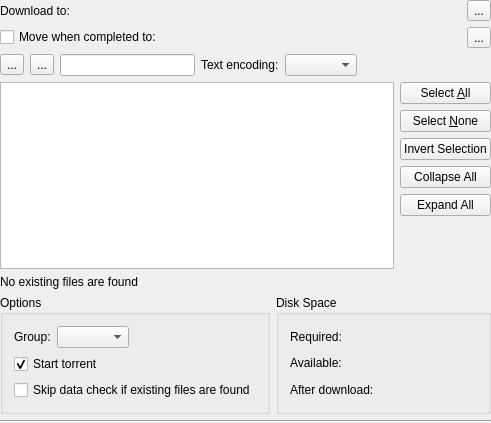
First picture: the form in ktorrent/dialogs/fileselectdlg.ui, repository KDE/ktorrent, before the edit.
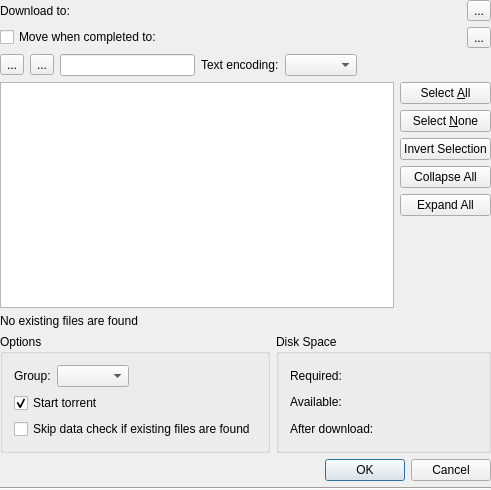
Second picture: the form after the edit. Custom widgets are drawn as their Qt base class.

The edit to the form file:
```diff
--- a/ktorrent/dialogs/fileselectdlg.ui
+++ b/ktorrent/dialogs/fileselectdlg.ui
@@ -7,7 +7,7 @@
     <x>0</x>
     <y>0</y>
     <width>491</width>
-    <height>423</height>
+    <height>490</height>
    </rect>
   </property>
   <property name="windowTitle">
@@ -345,6 +345,13 @@
      </item>
     </layout>
    </item>
+   <item>
+    <widget class="QDialogButtonBox" name="buttonBox">
+     <property name="standardButtons">
+      <set>QDialogButtonBox::Cancel|QDialogButtonBox::Ok</set>
+     </property>
+    </widget>
+   </item>
    <item>
     <widget class="Line" name="line">
      <property name="orientation">
```
Left out of the diff: 12 changed lines with no effect on the pictures.
